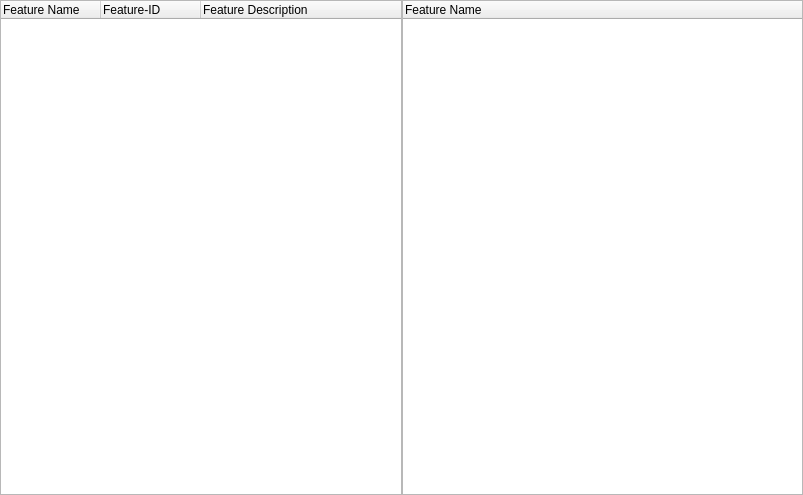
Before: the Qt Designer form Include/imtlicgui/CFeaturePackageGuiComp.ui in ImagingTools/ImtCore, drawn with Qt 5.
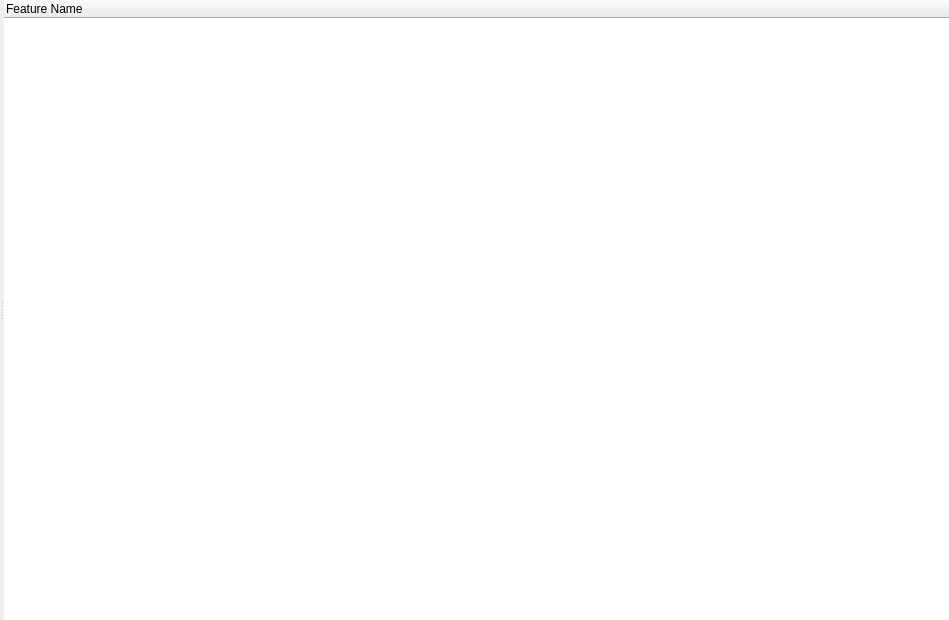
After: the same form once the commit is applied. The open tabs and pages were chosen to show the change.

```diff
--- a/Include/imtlicgui/CFeaturePackageGuiComp.ui
+++ b/Include/imtlicgui/CFeaturePackageGuiComp.ui
@@ -6,14 +6,14 @@
    <rect>
     <x>0</x>
     <y>0</y>
-    <width>803</width>
-    <height>495</height>
+    <width>949</width>
+    <height>620</height>
    </rect>
   </property>
   <property name="windowTitle">
    <string>Feature Package</string>
   </property>
-  <layout class="QHBoxLayout" name="horizontalLayout">
+  <layout class="QVBoxLayout" name="verticalLayout">
    <property name="spacing">
     <number>0</number>
    </property>
@@ -30,12 +30,18 @@
     <number>0</number>
    </property>
    <item>
-    <widget class="QStackedWidget" name="Pages">
-     <property name="currentIndex">
-      <number>0</number>
+    <widget class="QSplitter" name="splitter">
+     <property name="orientation">
+      <enum>Qt::Horizontal</enum>
      </property>
-     <widget class="QWidget" name="FeatureListPage">
-      <layout class="QVBoxLayout" name="verticalLayout_3">
+     <widget class="QWidget" name="FeatureList" native="true">
+      <property name="sizePolicy">
+       <sizepolicy hsizetype="Expanding" vsizetype="Preferred">
+        <horstretch>0</horstretch>
+        <verstretch>0</verstretch>
+       </sizepolicy>
+      </property>
+      <layout class="QVBoxLayout" name="verticalLayout_4">
        <property name="spacing">
         <number>0</number>
        </property>
@@ -74,52 +80,9 @@
        </item>
       </layout>
      </widget>
-     <widget class="QWidget" name="DependencyPage">
-      <layout class="QHBoxLayout" name="horizontalLayout_2">
-       <property name="spacing">
-        <number>0</number>
-       </property>
-       <property name="leftMargin">
-        <number>0</number>
-       </property>
-       <property name="topMargin">
-        <number>0</number>
-       </property>
-       <property name="rightMargin">
-        <number>0</number>
-       </property>
-       <property name="bottomMargin">
-        <number>0</number>
-       </property>
-       <item>
-        <widget class="QTreeWidget" name="FeatureList">
-         <property name="styleSheet">
-          <string notr="true"/>
-         </property>
-         <property name="indentation">
-          <number>0</number>
-         </property>
-         <column>
-          <property name="text">
-           <string>Feature Name</string>
-          </property>
-         </column>
-         <column>
-          <property name="text">
-           <string>Feature-ID</string>
-          </property>
-         </column>
-         <column>
-          <property name="text">
-           <string>Feature Description</string>
-          </property>
-         </column>
-        </widget>
-       </item>
-       <item>
-        <widget class="QTreeWidget" name="FeatureTree">
-         <property name="styleSheet">
-          <string notr="true">QTreeView::item
+     <widget class="QTreeWidget" name="FeatureTree">
+      <property name="styleSheet">
+       <string notr="true">QTreeView::item
 {
     color: #335777;
     height: 25px;
@@ -136,15 +99,15 @@
     background: #e3eefa;
 }
 </string>
-         </property>
-         <column>
-          <property name="text">
-           <string>Feature Name</string>
-          </property>
-         </column>
-        </widget>
-       </item>
-      </layout>
+      </property>
+      <property name="frameShape">
+       <enum>QFrame::NoFrame</enum>
+      </property>
+      <column>
+       <property name="text">
+        <string>Feature Name</string>
+       </property>
+      </column>
      </widget>
     </widget>
    </item>
```
Left out of the diff: 21 changed lines with no effect on the pictures.
